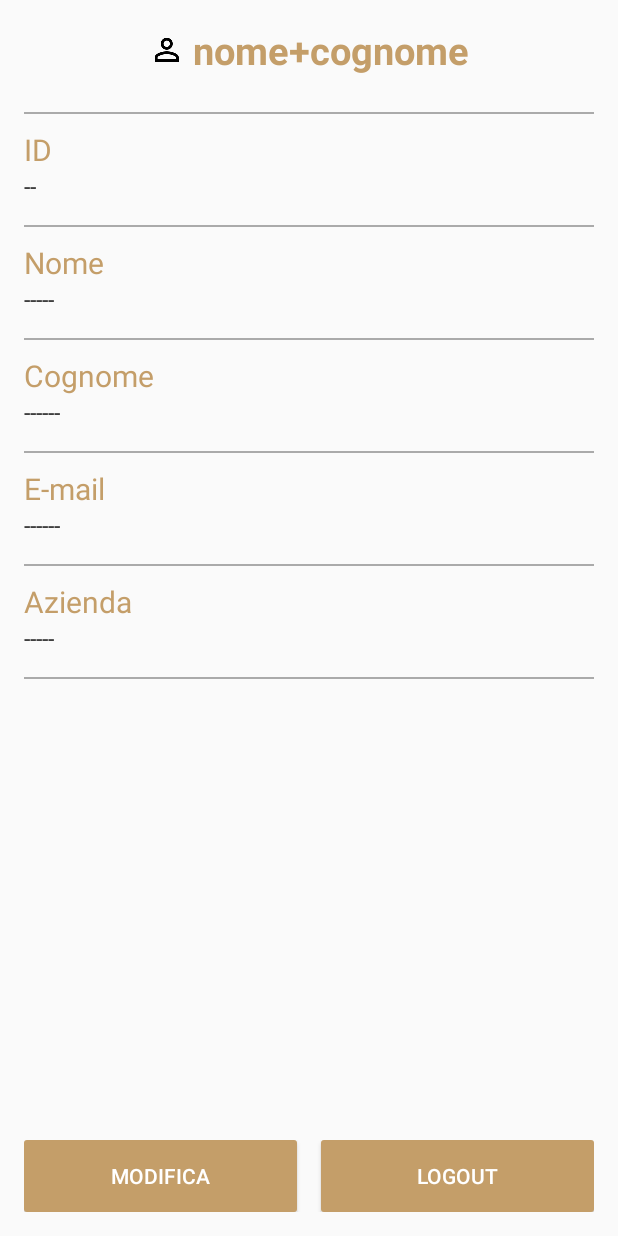
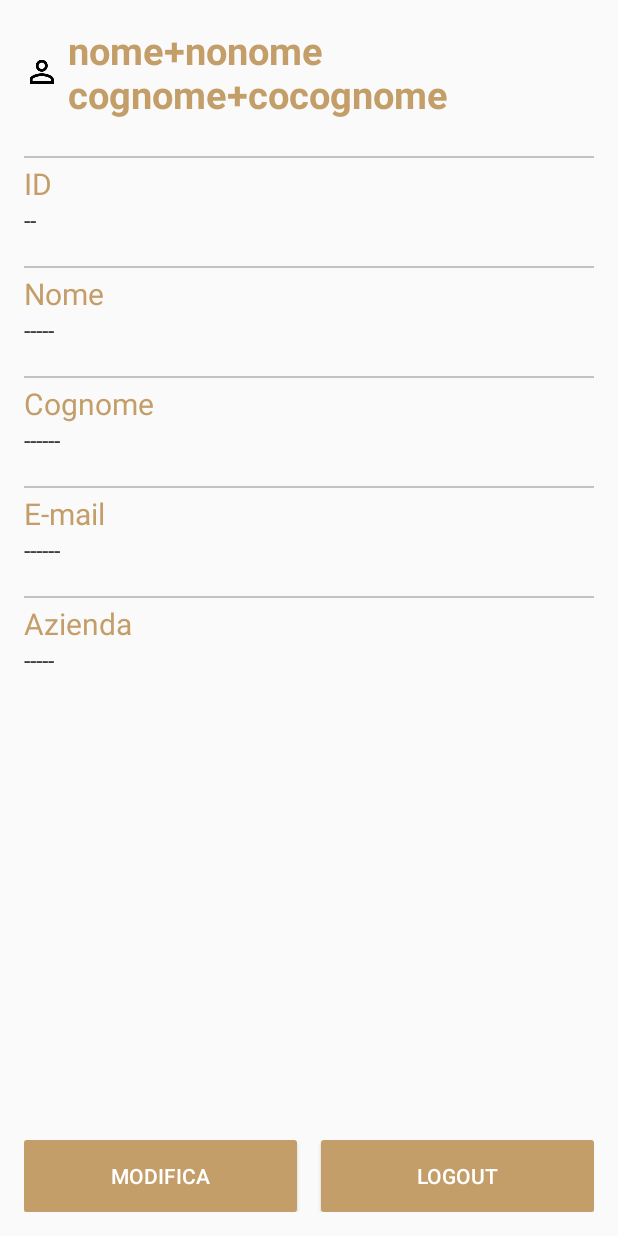
Before and after one commit to AndreaMinato/kdev-storelocator, an Android app: the layout content_detail_user.xml on its own in the app's theme, with its tools: preview values and no code run, on a phone screen of 412 x 824 dp. Run offline under Robolectric (Android 15) with nearby library versions, the phone set to English and light mode, and no system bars.

Commit message:
screen orientation portrait + altri dettagli

```diff
--- a/app/src/main/AndroidManifest.xml
+++ b/app/src/main/AndroidManifest.xml
@@ -1,6 +1,6 @@
 <?xml version="1.0" encoding="utf-8"?>
 <manifest xmlns:android="http://schemas.android.com/apk/res/android"
-    package="it.kdevgroup.storelocator" >
+    package="it.kdevgroup.storelocator">
 
     <uses-permission android:name="android.permission.INTERNET" />
     <uses-permission android:name="android.permission.ACCESS_NETWORK_STATE" />
@@ -22,10 +22,10 @@
         android:label="@string/app_name"
         android:largeHeap="true"
         android:supportsRtl="true"
-        android:theme="@style/AppTheme" >
+        android:theme="@style/AppTheme">
         <activity
             android:name=".LoginActivity"
-            android:screenOrientation="portrait" >
+            android:screenOrientation="userPortrait" >
             <intent-filter>
                 <action android:name="android.intent.action.MAIN" />
 
@@ -36,7 +36,8 @@
             android:launchMode="singleTop"
             android:name=".HomeActivity"
             android:label="@string/app_name"
-            android:theme="@style/AppTheme.NoActionBar" />
+            android:theme="@style/AppTheme.NoActionBar"
+            android:screenOrientation="userPortrait"/>
 
         <!--
              The API key for Google Maps-based APIs is defined as a string resource.
@@ -53,13 +54,15 @@
         <activity
             android:name=".DetailStore"
             android:label="@string/title_activity_detail_store"
-            android:theme="@style/AppTheme" >
+            android:theme="@style/AppTheme"
+            android:screenOrientation="userPortrait">
         </activity>
         <activity
             android:name=".DetailUser"
             android:label="Account"
             android:parentActivityName=".HomeActivity"
-            android:theme="@style/AppTheme" >
+            android:theme="@style/AppTheme"
+            android:screenOrientation="userPortrait">
             <meta-data
                 android:name="android.support.PARENT_ACTIVITY"
                 android:value="it.kdevgroup.storelocator.HomeActivity" />
--- a/app/src/main/res/layout/app_bar_home.xml
+++ b/app/src/main/res/layout/app_bar_home.xml
@@ -28,6 +28,7 @@
             android:layout_width="match_parent"
             android:layout_height="wrap_content"
             android:background="@color/colorPrimary"
+            android:layout_gravity="left"
             app:popupTheme="@style/AppTheme.PopupOverlay"
             app:tabTextColor="#ffffff"
             app:tabSelectedTextColor="@color/oro" />
--- a/app/src/main/res/layout/content_detail_user.xml
+++ b/app/src/main/res/layout/content_detail_user.xml
@@ -15,7 +15,7 @@
         android:layout_width="wrap_content"
         android:layout_height="wrap_content"
         android:textAppearance="?android:attr/textAppearanceLarge"
-        android:text="nome+cognome"
+        android:text="nome+nonome cognome+cocognome"
         android:id="@+id/txtTitle"
         android:drawableLeft="@drawable/ic_perm_identity"
         android:drawablePadding="5dp"
@@ -29,7 +29,7 @@
     <View
         android:layout_width="match_parent"
         android:layout_height="1dp"
-        android:background="@android:color/darker_gray"
+        android:background="#c2c2c2"
         android:id="@+id/line0"
         android:layout_above="@+id/id1" />
 
@@ -42,7 +42,7 @@
         android:layout_below="@+id/txtTitle"
         android:textColor="@color/oro"
         android:textSize="20dp"
-        android:layout_marginTop="10dp" />
+        android:layout_marginTop="3dp" />
 
     <TextView
         android:layout_width="match_parent"
@@ -51,14 +51,14 @@
         android:text="--"
         android:id="@+id/txtId"
         android:layout_below="@+id/id1"
-        android:layout_marginBottom="15dp"
+        android:layout_marginBottom="20dp"
         android:textColor="@color/colorPrimary"
         android:textSize="15dp" />
 
     <View
         android:layout_width="match_parent"
         android:layout_height="1dp"
-        android:background="@android:color/darker_gray"
+        android:background="#c2c2c2"
         android:layout_below="@+id/txtId"
         android:id="@+id/line1" />
 
@@ -69,7 +69,7 @@
         android:text="Nome"
         android:id="@+id/nome1"
         android:layout_below="@+id/line1"
-        android:layout_marginTop="10dp"
+        android:layout_marginTop="3dp"
         android:textColor="@color/oro"
         android:textSize="20dp" />
 
@@ -79,7 +79,7 @@
         android:textAppearance="?android:attr/textAppearanceSmall"
         android:text="-----"
         android:id="@+id/txtNome"
-        android:layout_marginBottom="15dp"
+        android:layout_marginBottom="20dp"
         android:layout_below="@+id/nome1"
         android:textColor="@color/colorPrimary"
         android:textSize="15dp" />
@@ -87,7 +87,7 @@
     <View
         android:layout_width="match_parent"
         android:layout_height="1dp"
-        android:background="@android:color/darker_gray"
+        android:background="#c2c2c2"
         android:id="@+id/line2"
         android:layout_below="@+id/txtNome" />
 
@@ -98,7 +98,7 @@
         android:text="Cognome"
         android:id="@+id/cognome1"
         android:layout_below="@+id/line2"
-        android:layout_marginTop="10dp"
+        android:layout_marginTop="3dp"
         android:textColor="@color/oro"
         android:textSize="20dp" />
 
@@ -108,7 +108,7 @@
         android:textAppearance="?android:attr/textAppearanceSmall"
         android:text="------"
         android:id="@+id/txtCognome"
-        android:layout_marginBottom="15dp"
+        android:layout_marginBottom="20dp"
         android:layout_below="@+id/cognome1"
         android:textColor="@color/colorPrimary"
         android:textSize="15dp" />
@@ -116,7 +116,7 @@
     <View
         android:layout_width="match_parent"
         android:layout_height="1dp"
-        android:background="@android:color/darker_gray"
+        android:background="#c2c2c2"
         android:id="@+id/line3"
         android:layout_below="@+id/txtCognome" />
 
@@ -127,7 +127,7 @@
         android:text="E-mail"
         android:id="@+id/email1"
         android:layout_below="@+id/line3"
-        android:layout_marginTop="10dp"
+        android:layout_marginTop="3dp"
         android:textColor="@color/oro"
         android:textSize="20dp" />
 
@@ -137,7 +137,7 @@
         android:textAppearance="?android:attr/textAppearanceSmall"
         android:text="------"
         android:id="@+id/txtEmail"
-        android:layout_marginBottom="15dp"
+        android:layout_marginBottom="20dp"
         android:layout_below="@+id/email1"
         android:textColor="@color/colorPrimary"
         android:textSize="15dp" />
@@ -145,7 +145,7 @@
     <View
         android:layout_width="match_parent"
         android:layout_height="1dp"
-        android:background="@android:color/darker_gray"
+        android:background="#c2c2c2"
         android:id="@+id/lin4"
         android:layout_below="@+id/txtEmail" />
 
@@ -156,7 +156,7 @@
         android:text="Azienda"
         android:id="@+id/company1"
         android:layout_below="@+id/lin4"
-        android:layout_marginTop="10dp"
+        android:layout_marginTop="3dp"
         android:textColor="@color/oro"
         android:textSize="20dp" />
 
@@ -166,17 +166,10 @@
         android:textAppearance="?android:attr/textAppearanceSmall"
         android:text="-----"
         android:id="@+id/txtCompany"
-        android:layout_marginBottom="15dp"
+        android:layout_marginBottom="20dp"
         android:layout_below="@+id/company1"
         android:textColor="@color/colorPrimary"
         android:textSize="15dp" />
-
-    <View
-        android:layout_width="match_parent"
-        android:layout_height="1dp"
-        android:background="@android:color/darker_gray"
-        android:id="@+id/line5"
-        android:layout_below="@+id/txtCompany" />
 
     <LinearLayout
         android:orientation="horizontal"
```
